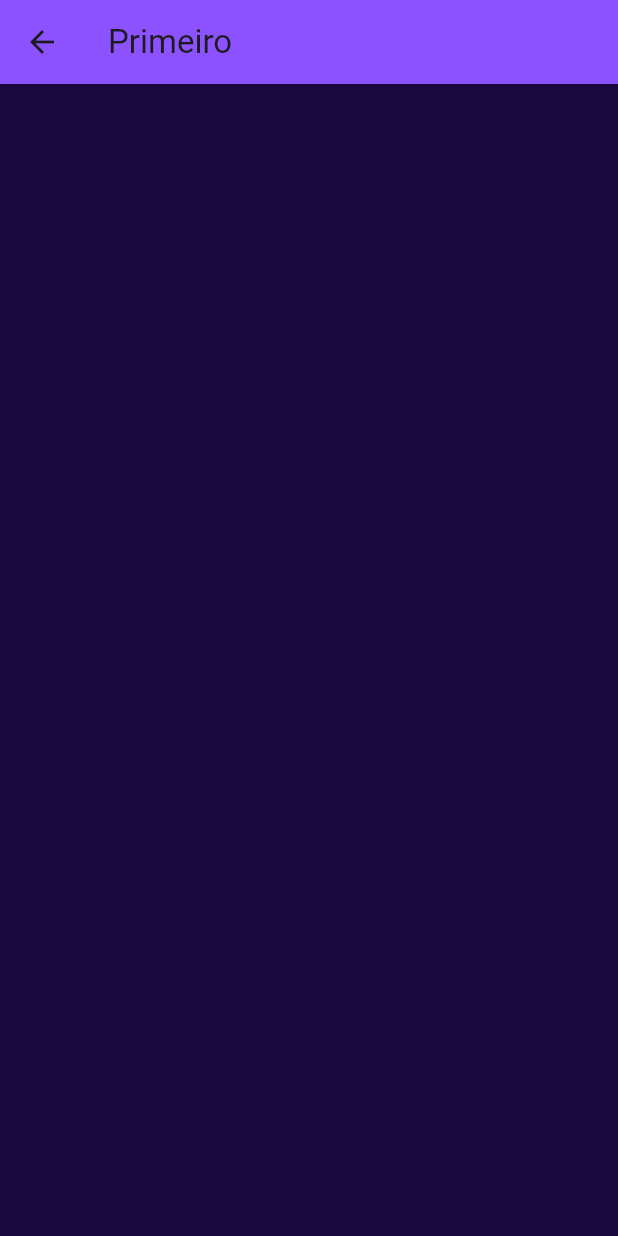
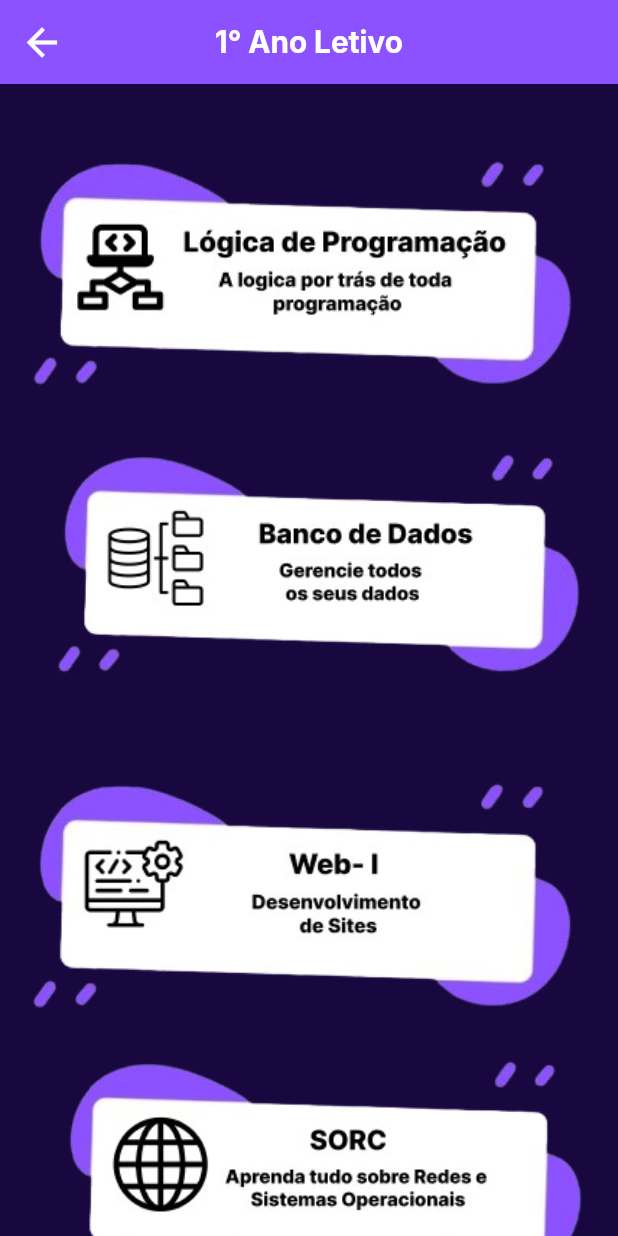
Before and after one commit to marlon1402/Projeto_COPA, a Flutter app: the Textoprimeiro screen opened by its route, on a phone screen of 412 x 824 dp. Run offline on Flutter 3.47's test engine with Material 3 defaults, Android fonts, the phone set to English and light mode, and no system bars; our stand-ins replace carousel_slider.

Commit message:
Update commit

```diff
--- a/flutter_projeto_copa/lib/anosLetivos/primeiro/materiasPrimeiro.dart
+++ b/flutter_projeto_copa/lib/anosLetivos/primeiro/materiasPrimeiro.dart
@@ -1,5 +1,3 @@
-// ignore_for_file: prefer_const_constructors
-
 import 'package:flutter/material.dart';
 
 class Textoprimeiro extends StatefulWidget {
@@ -14,10 +12,83 @@ class _TextoprimeiroState extends State<Textoprimeiro> {
   Widget build(BuildContext context) {
     return Scaffold(
       appBar: AppBar(
-        title: Text("Primeiro"),
+        centerTitle: true,
+        title: Text(
+          "1° Ano Letivo",
+          style: TextStyle(
+            color: Colors.white,
+            fontFamily: 'Inter',
+            fontSize: 20,
+            fontWeight: FontWeight.bold,
+          ),
+        ),
         backgroundColor: const Color.fromARGB(255, 140, 82, 255),
+        leading: IconButton(
+          onPressed: () {
+            Navigator.pop(context);
+          },
+          icon: const Icon(
+            Icons.arrow_back,
+            color: Colors.white,
+            size: 30,
+          ),
+        ),
       ),
-      backgroundColor: const Color.fromARGB(255, 25, 7, 63),
+      body: Container(
+        color: const Color.fromARGB(255, 25, 7, 63),
+        child: ListView(
+          children: [
+            SizedBox(
+              height: 10,
+            ),
+            GestureDetector(
+              onTap: () {
+                Navigator.pushNamed(context, 'LP');
+              },
+              child: Image.asset(
+                'assets/images/1ano/LP.png',
+                width: 250,
+              ),
+            ),
+            GestureDetector(
+              onTap: () {
+                Navigator.pushNamed(context, 'BD');
+              },
+              child: Image.asset(
+                'assets/images/1ano/BD.png',
+                width: 250,
+              ),
+            ),
+            GestureDetector(
+              onTap: () {
+                Navigator.pushNamed(context, 'Web1');
+              },
+              child: Image.asset(
+                'assets/images/1ano/Web1.png',
+                width: 250,
+              ),
+            ),
+            GestureDetector(
+              onTap: () {
+                Navigator.pushNamed(context, 'SORC');
+              },
+              child: Image.asset(
+                'assets/images/1ano/SORC.png',
+                width: 250,
+              ),
+            ),
+            GestureDetector(
+              onTap: () {
+                Navigator.pushNamed(context, 'Informatica');
+              },
+              child: Image.asset(
+                'assets/images/1ano/Informatica.png',
+                width: 250,
+              ),
+            ),
+          ],
+        ),
+      ),
     );
   }
 }
```
Also changed, not shown: flutter_projeto_copa/lib/anosLetivos/primeiro/BD/BD.dart (added, +58 -0 lines), flutter_projeto_copa/lib/anosLetivos/primeiro/Informatica/Info.dart (added, +58 -0 lines), flutter_projeto_copa/lib/anosLetivos/primeiro/LP/LP.dart (added, +58 -0 lines), flutter_projeto_copa/lib/anosLetivos/primeiro/SORC/SORC.dart (added, +58 -0 lines), flutter_projeto_copa/lib/anosLetivos/primeiro/Web1/Web1.dart (added, +58 -0 lines), flutter_projeto_copa/lib/main.dart (+16 -7 lines), flutter_projeto_copa/pubspec.yaml (+10 -0 lines), flutter_projeto_copa/assets/images/1ano/BD.png (added), flutter_projeto_copa/assets/images/1ano/Informatica.png (added), flutter_projeto_copa/assets/images/1ano/IntroBD.png (added), flutter_projeto_copa/assets/images/1ano/IntroInformatica.png (added), flutter_projeto_copa/assets/images/1ano/IntroLP.png (added), flutter_projeto_copa/assets/images/1ano/IntroSORC.png (added), flutter_projeto_copa/assets/images/1ano/IntroWeb1.png (added), 3 more files.
